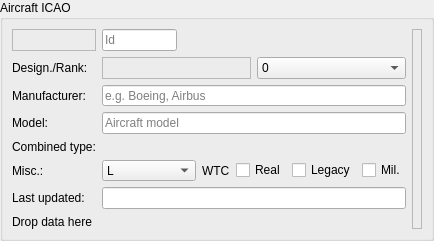
First picture: the form in src/blackgui/editors/aircrafticaoform.ui, repository swift-project/pilotclient, before the edit.
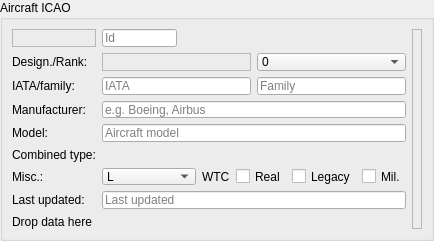
Second picture: the form after the edit. Custom widgets are drawn as their Qt base class.

Commit message: refs #586, refs #580 update form to allow to edit IATA/family

```diff
--- a/src/blackgui/editors/aircrafticaoform.ui
+++ b/src/blackgui/editors/aircrafticaoform.ui
@@ -128,10 +128,26 @@
         </layout>
        </widget>
       </item>
-      <item row="4" column="1">
-       <widget class="BlackGui::CAircraftCombinedTypeSelector" name="combined_TypeSelector"/>
+      <item row="0" column="2" rowspan="9">
+       <widget class="BlackGui::Editors::CValidationIndicator" name="val_Indicator">
+        <property name="minimumSize">
+         <size>
+          <width>10</width>
+          <height>0</height>
+         </size>
+        </property>
+        <property name="frameShape">
+         <enum>QFrame::StyledPanel</enum>
+        </property>
+        <property name="frameShadow">
+         <enum>QFrame::Raised</enum>
+        </property>
+       </widget>
       </item>
       <item row="5" column="1">
+       <widget class="BlackGui::CAircraftCombinedTypeSelector" name="combined_TypeSelector"/>
+      </item>
+      <item row="6" column="1">
        <widget class="QWidget" name="wi_Checkboxes" native="true">
         <layout class="QHBoxLayout" name="hl_CheckBoxes">
          <property name="leftMargin">
@@ -223,14 +239,37 @@
         </property>
        </widget>
       </item>
-      <item row="2" column="1">
+      <item row="2" column="0">
+       <widget class="QLabel" name="lbl_IataFamily">
+        <property name="text">
+         <string>IATA/family:</string>
+        </property>
+       </widget>
+      </item>
+      <item row="0" column="1">
+       <widget class="QLineEdit" name="le_Id">
+        <property name="maximumSize">
+         <size>
+          <width>75</width>
+          <height>16777215</height>
+         </size>
+        </property>
+        <property name="readOnly">
+         <bool>true</bool>
+        </property>
+        <property name="placeholderText">
+         <string>Id</string>
+        </property>
+       </widget>
+      </item>
+      <item row="3" column="1">
        <widget class="QLineEdit" name="le_Manufacturer">
         <property name="placeholderText">
          <string>e.g. Boeing, Airbus</string>
         </property>
        </widget>
       </item>
-      <item row="3" column="0">
+      <item row="4" column="0">
        <widget class="QLabel" name="lbl_ModelDescription">
         <property name="text">
          <string>Model:</string>
@@ -240,14 +279,14 @@
         </property>
        </widget>
       </item>
-      <item row="3" column="1">
-       <widget class="QLineEdit" name="le_ModelDescription">
-        <property name="placeholderText">
-         <string>Aircraft model</string>
+      <item row="6" column="0">
+       <widget class="QLabel" name="lbl_MiscFlags">
+        <property name="text">
+         <string>Misc.:</string>
         </property>
        </widget>
       </item>
-      <item row="4" column="0">
+      <item row="5" column="0">
        <widget class="QLabel" name="lbl_CombinedCode">
         <property name="toolTip">
          <string>Type / Engine / Engine count</string>
@@ -257,14 +296,24 @@
         </property>
        </widget>
       </item>
-      <item row="5" column="0">
-       <widget class="QLabel" name="lbl_MiscFlags">
-        <property name="text">
-         <string>Misc.:</string>
+      <item row="4" column="1">
+       <widget class="QLineEdit" name="le_ModelDescription">
+        <property name="placeholderText">
+         <string>Aircraft model</string>
         </property>
        </widget>
       </item>
-      <item row="6" column="0">
+      <item row="7" column="1">
+       <widget class="QLineEdit" name="le_Updated">
+        <property name="readOnly">
+         <bool>true</bool>
+        </property>
+        <property name="placeholderText">
+         <string>Last updated</string>
+        </property>
+       </widget>
+      </item>
+      <item row="7" column="0">
        <widget class="QLabel" name="lbl_Timestamp">
         <property name="text">
          <string>Last updated:</string>
@@ -274,13 +323,6 @@
         </property>
        </widget>
       </item>
-      <item row="6" column="1">
-       <widget class="QLineEdit" name="le_Updated">
-        <property name="readOnly">
-         <bool>true</bool>
-        </property>
-       </widget>
-      </item>
       <item row="1" column="0">
        <widget class="QLabel" name="lbl_IcaoDesignator">
         <property name="text">
@@ -288,7 +330,7 @@
         </property>
        </widget>
       </item>
-      <item row="2" column="0">
+      <item row="3" column="0">
        <widget class="QLabel" name="lbl_Manufacturer">
         <property name="text">
          <string>Manufacturer:</string>
@@ -298,43 +340,52 @@
         </property>
        </widget>
       </item>
-      <item row="0" column="1">
-       <widget class="QLineEdit" name="le_Id">
-        <property name="maximumSize">
-         <size>
-          <width>75</width>
-          <height>16777215</height>
-         </size>
-        </property>
-        <property name="readOnly">
-         <bool>true</bool>
-        </property>
-        <property name="placeholderText">
-         <string>Id</string>
-        </property>
-       </widget>
-      </item>
-      <item row="7" column="0" colspan="2">
+      <item row="8" column="0" colspan="2">
        <widget class="BlackGui::CDropSite" name="drop_DropData">
         <property name="text">
          <string>Drop data here</string>
         </property>
        </widget>
       </item>
-      <item row="0" column="2" rowspan="8">
-       <widget class="BlackGui::Editors::CValidationIndicator" name="val_Indicator">
-        <property name="minimumSize">
-         <size>
-          <width>10</width>
-          <height>0</height>
-         </size>
-        </property>
-        <property name="frameShape">
-         <enum>QFrame::StyledPanel</enum>
-        </property>
-        <property name="frameShadow">
-         <enum>QFrame::Raised</enum>
-        </property>
+      <item row="2" column="1">
+       <widget class="QWidget" name="wi_IataFmily" native="true">
+        <layout class="QHBoxLayout" name="hl_IataFamily">
+         <property name="leftMargin">
+          <number>0</number>
+         </property>
+         <property name="topMargin">
+          <number>0</number>
+         </property>
+         <property name="rightMargin">
+          <number>0</number>
+         </property>
+         <property name="bottomMargin">
+          <number>0</number>
+         </property>
+         <item>
+          <widget class="QLineEdit" name="le_Iata">
+           <property name="layoutDirection">
+            <enum>Qt::RightToLeft</enum>
+           </property>
+           <property name="maxLength">
+            <number>10</number>
+           </property>
+           <property name="placeholderText">
+            <string>IATA</string>
+           </property>
+          </widget>
+         </item>
+         <item>
+          <widget class="QLineEdit" name="le_Family">
+           <property name="maxLength">
+            <number>10</number>
+           </property>
+           <property name="placeholderText">
+            <string>Family</string>
+           </property>
+          </widget>
+         </item>
+        </layout>
        </widget>
       </item>
      </layout>
```
The commit also changes 1 other file.
